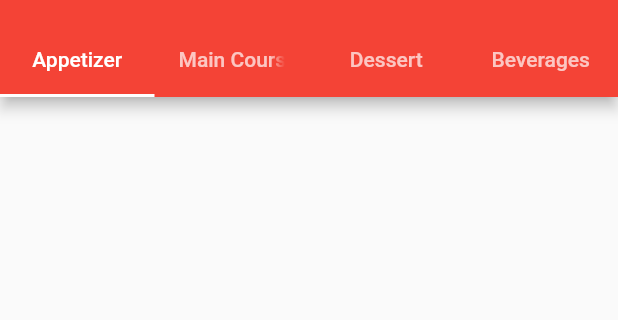
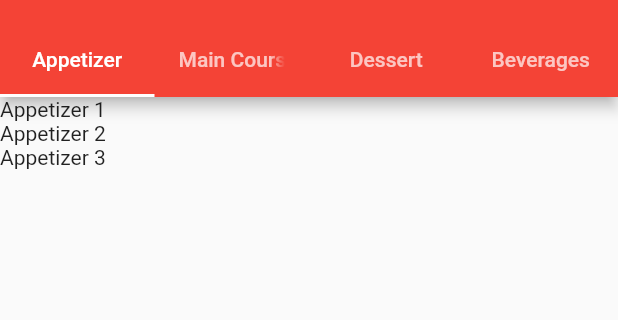
Before and after one commit to danieljohngomez/iMenu-Mobile, a Flutter app: the screen it shows after launch, on a phone screen of 412 x 824 dp, the part 59-379 px from its top. Run offline on Flutter 3.47's test engine with Material 2 defaults, Android fonts, the phone set to English and light mode, and no system bars.

Commit message:
Use scope model

```diff
--- /dev/null
+++ b/imenu_mobile/lib/category.dart
@@ -0,0 +1,20 @@
+import 'package:flutter/material.dart';
+import 'package:imenu_mobile/menu_model.dart';
+import 'package:scoped_model/scoped_model.dart';
+
+class CategoryList extends StatelessWidget {
+  @override
+  Widget build(BuildContext context) {
+    return ScopedModelDescendant<MenuModel>(
+        builder: (context, child, menu) =>
+            ListView(children: buildListItem(menu)));
+  }
+}
+
+List<Text> buildListItem(MenuModel menuModel) {
+  return menuModel
+      .getSelected()
+      .categories
+      .map((category) => Text(category.name))
+      .toList();
+}
--- a/imenu_mobile/lib/main.dart
+++ b/imenu_mobile/lib/main.dart
@@ -1,40 +1,78 @@
 import 'package:flutter/material.dart';
+import 'package:imenu_mobile/category.dart';
+import 'package:imenu_mobile/menu_model.dart';
+import 'package:scoped_model/scoped_model.dart';
 
-void main() => runApp(MyApp());
+void main() {
+  runApp(HomePage());
+}
 
-class MyApp extends StatelessWidget {
-  // This widget is the root of your application.
+class HomePage extends StatefulWidget {
+  @override
+  State<StatefulWidget> createState() {
+    return HomePageState();
+  }
+}
+
+class HomePageState extends State<HomePage> {
+
+  final menu = MenuModel(menu: [
+    MenuItemModel("Appetizer", categories: [
+      Category("Appetizer 1"),
+      Category("Appetizer 2"),
+      Category("Appetizer 3"),
+    ]),
+    MenuItemModel("Main Course", categories: [
+      Category("Main Course 1"),
+      Category("Main Course 2"),
+      Category("Main Course 3"),
+    ]),
+    MenuItemModel("Dessert", categories: [
+      Category("Dessert 1"),
+      Category("Dessert 2"),
+      Category("Dessert 3"),
+    ]),
+    MenuItemModel("Beverages", categories: [
+      Category("Beverage 1"),
+      Category("Beverage 2"),
+      Category("Beverage 3"),
+    ]),
+  ]);
+
   @override
   Widget build(BuildContext context) {
+
     return MaterialApp(
         title: 'iMenu',
         theme: ThemeData(
-        // This is the theme of your application.
-        //
-        // Try running your application with "flutter run". You'll see the
-        // application has a blue toolbar. Then, without quitting the app, try
-        // changing the primarySwatch below to Colors.green and then invoke
-        // "hot reload" (press "r" in the console where you ran "flutter run",
-        // or simply save your changes to "hot reload" in a Flutter IDE).
-        // Notice that the counter didn't reset back to zero; the application
-        // is not restarted.
           primarySwatch: Colors.red,
         ),
-      home: DefaultTabController(
-          length: 4,
+        home: ScopedModel<MenuModel>(
+          model: menu,
+          child: DefaultTabController(
+              length: menu.items.length,
+              initialIndex: menu.getSelectedIndex(),
               child: Scaffold(
                 appBar: AppBar(
                   title: Text('iMenu'),
-              bottom: TabBar(tabs: const [
-                Tab(text: "Appetizer"),
-                Tab(text: "Main Course"),
-                Tab(text: "Dessert"),
-                Tab(text: "Beverages"),
-              ]),
+                  bottom: TabBar(
+                    tabs: buildTabs(menu),
+                    onTap: (i) {
+                      setState(() {
+                        menu.setSelected(i);
+                      });
+                    },
                   ),
+                ),
+                body: ScopedModel(
+                    model: menu, child: CategoryList()),
               )),
-    );
+        ));
   }
+}
+
+List<Tab> buildTabs(MenuModel menu) {
+  return menu.items.map((menuItem) => Tab(text: menuItem.name)).toList();
 }
 
 class MyHomePage extends StatefulWidget {
@@ -116,7 +154,10 @@ class _MyHomePageState extends State<MyHomePage> {
             ),
             Text(
               '$_counter',
-              style: Theme.of(context).textTheme.display1,
+              style: Theme
+                  .of(context)
+                  .textTheme
+                  .display1,
             ),
           ],
         ),
--- /dev/null
+++ b/imenu_mobile/lib/menu_model.dart
@@ -0,0 +1,52 @@
+import 'dart:collection';
+
+import 'package:scoped_model/scoped_model.dart';
+
+class MenuModel extends Model {
+  final List<MenuItemModel> menu;
+  int _selectedIndex = 0;
+
+  MenuModel({this.menu = const []});
+
+  UnmodifiableListView<MenuItemModel> get items => UnmodifiableListView(menu);
+
+  MenuItemModel getSelected() {
+    return menu[_selectedIndex];
+  }
+
+  int getSelectedIndex() {
+    return _selectedIndex;
+  }
+
+  void add(MenuItemModel menuItem) {
+    menu.add(menuItem);
+    notifyListeners();
+  }
+
+  void setSelected(int index) {
+    _selectedIndex = index;
+    notifyListeners();
+  }
+}
+
+class MenuItemModel extends Model {
+  String name;
+  List<Category> categories;
+
+  MenuItemModel(this.name, {this.categories = const []});
+}
+
+class Category {
+  String name;
+  List<CategoryItem> items;
+
+  Category(this.name, {this.items = const []});
+}
+
+class CategoryItem {
+  String name;
+  String image;
+  double price;
+
+  CategoryItem(this.name, this.image, this.price);
+}
--- a/imenu_mobile/pubspec.yaml
+++ b/imenu_mobile/pubspec.yaml
@@ -15,6 +15,7 @@ environment:
 dependencies:
   flutter:
     sdk: flutter
+  scoped_model: ^1.0.0
 
   # The following adds the Cupertino Icons font to your application.
   # Use with the CupertinoIcons class for iOS style icons.
```
Also changed, not shown: 1 other file. Lines whose indentation alone changed are shown as unchanged.
